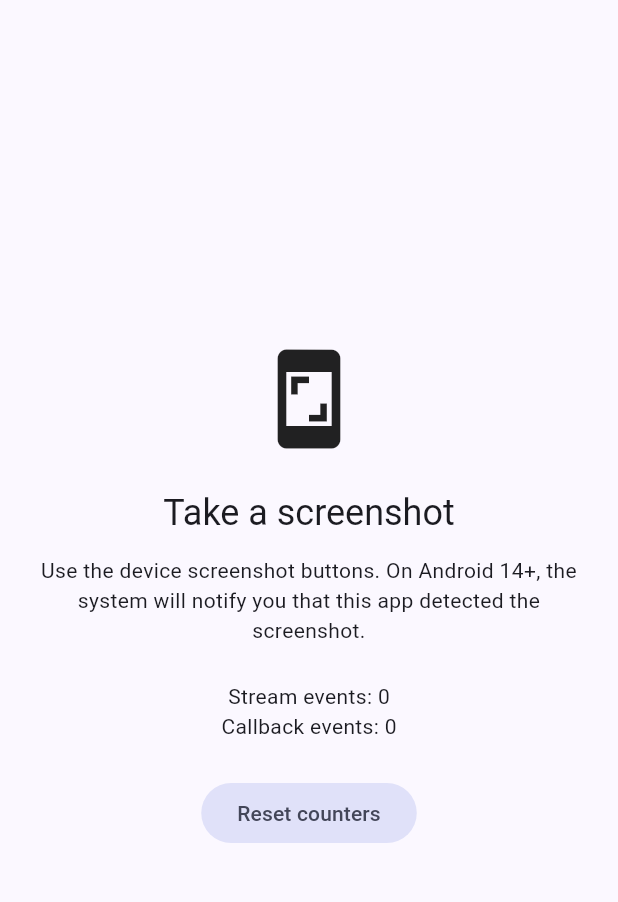
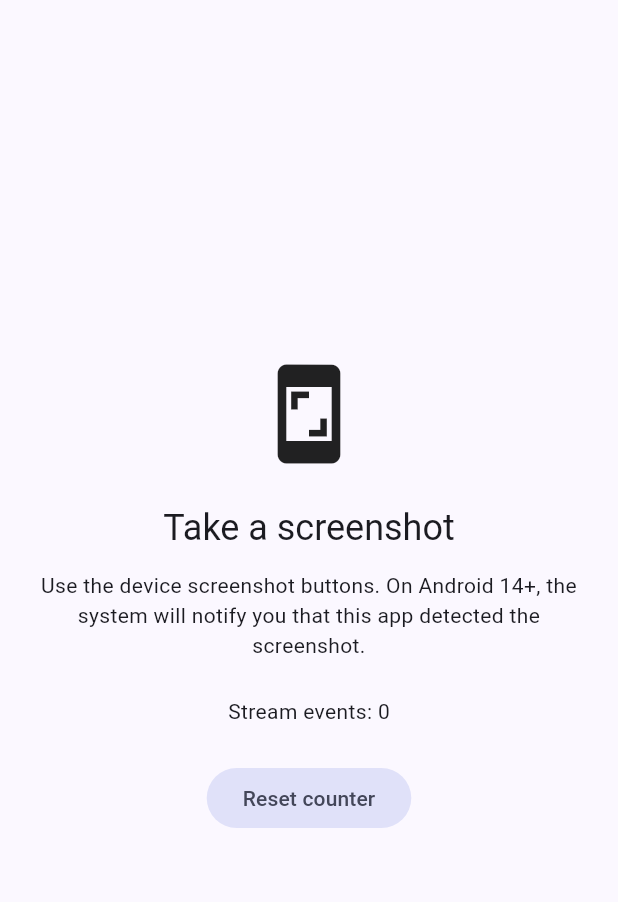
Before and after one commit to glebosotov/flutter-screenshot-callback, a Flutter app: the screen it shows after launch, on a phone screen of 412 x 824 dp, the part 63-965 px from its top. Run offline on Flutter 3.47's test engine with Material 3 defaults, Android fonts, the phone set to English and light mode, and no system bars.

Commit message:
Deprecate screenshot callbacks in favor of streams

```diff
--- a/example/lib/main.dart
+++ b/example/lib/main.dart
@@ -29,7 +29,6 @@ class _ScreenshotPageState extends State<ScreenshotPage> {
   final _detector = ScreenshotDetect();
   StreamSubscription<void>? _subscription;
   int _streamCount = 0;
-  int _callbackCount = 0;
   String? _error;
 
   @override
@@ -39,14 +38,10 @@ class _ScreenshotPageState extends State<ScreenshotPage> {
       (_) => setState(() => _streamCount++),
       onError: (Object error) => setState(() => _error = error.toString()),
     );
-    _detector.addListener(_onScreenshot);
   }
-
-  void _onScreenshot() => setState(() => _callbackCount++);
 
   @override
   void dispose() {
-    _detector.removeListener(_onScreenshot);
     unawaited(_subscription?.cancel());
     super.dispose();
   }
@@ -75,7 +70,6 @@ class _ScreenshotPageState extends State<ScreenshotPage> {
               ),
               const SizedBox(height: 24),
               Text('Stream events: $_streamCount'),
-              Text('Callback events: $_callbackCount'),
               if (_error != null) ...[
                 const SizedBox(height: 16),
                 Text(
@@ -87,9 +81,8 @@ class _ScreenshotPageState extends State<ScreenshotPage> {
               FilledButton.tonal(
                 onPressed: () => setState(() {
                   _streamCount = 0;
-                  _callbackCount = 0;
                 }),
-                child: const Text('Reset counters'),
+                child: const Text('Reset counter'),
               ),
             ],
           ),
--- a/lib/screenshot_detect.dart
+++ b/lib/screenshot_detect.dart
@@ -6,8 +6,8 @@ import 'screenshot_detect.g.dart' as pigeon;
 
 /// Detects screenshots using the operating system's screenshot notifications.
 ///
-/// Instances share one service. Use [onScreenshot] for stream subscriptions or
-/// [addListener] for callbacks. Native observation runs only while needed.
+/// Instances share one service. Use [onScreenshot] for stream subscriptions.
+/// Native observation runs only while needed.
 class ScreenshotDetect {
   static ScreenshotDetect? _instance;
   static final _screenshots = pigeon.screenshotEvents().map<void>((_) {});
@@ -32,6 +32,7 @@ class ScreenshotDetect {
   /// Registers [callback]. Registering it twice produces two invocations.
   ///
   /// Throws a [StateError] if this service has been disposed.
+  @Deprecated('Use onScreenshot.listen instead.')
   void addListener(VoidCallback callback) {
     if (_disposed) {
       throw StateError('This ScreenshotDetect has been disposed.');
@@ -47,6 +48,9 @@ class ScreenshotDetect {
   }
 
   /// Removes one registration of [callback]. Missing callbacks are ignored.
+  @Deprecated(
+    'Cancel the subscription returned by onScreenshot.listen instead.',
+  )
   void removeListener(VoidCallback callback) {
     final index = _callbacks.indexWhere((entry) => entry.callback == callback);
     if (index != -1) {
```
Also changed, not shown: 3 other files.
